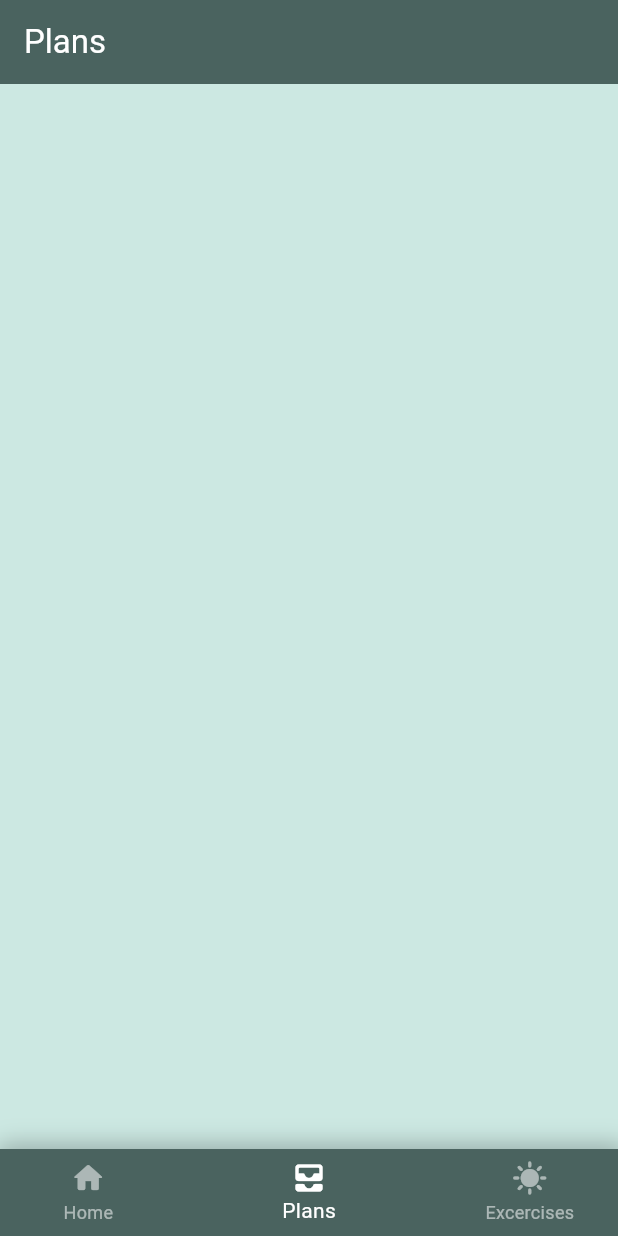
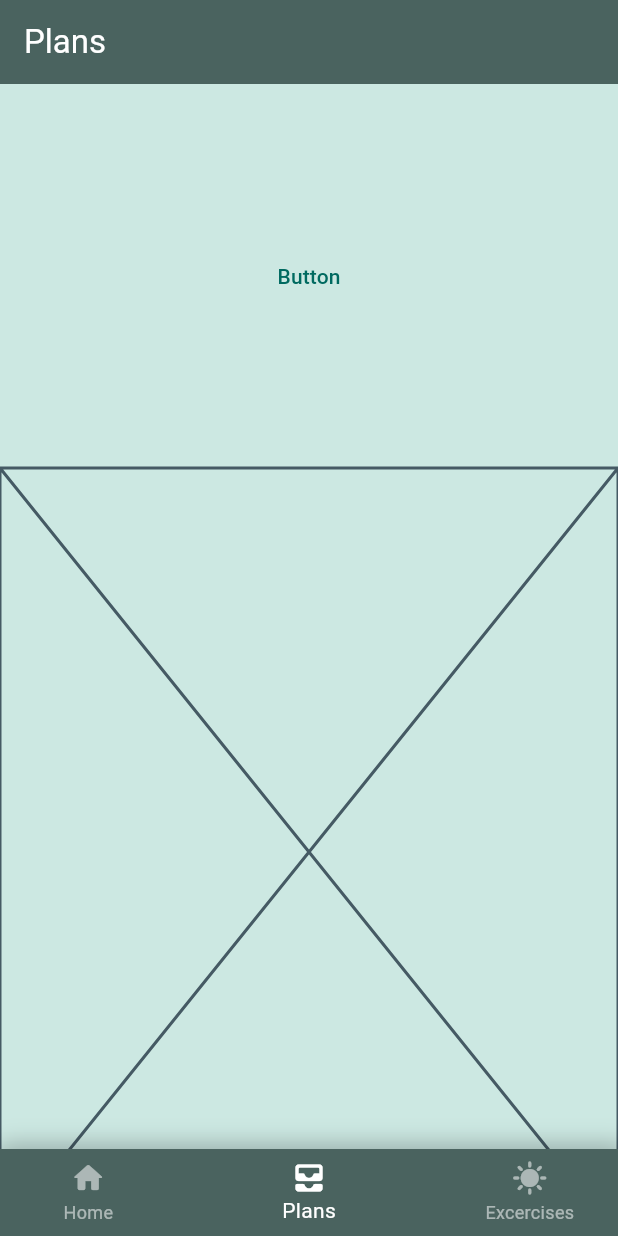
Before and after one commit to gsando/UI-Design, a Flutter app: the screen it shows after launch, item 2 of the bottom bar chosen, on a phone screen of 412 x 824 dp. Run offline on Flutter 3.47's test engine with Material 2 defaults, Android fonts, the phone set to English and light mode, and no system bars; our stand-ins replace drift, flutter_phoenix; accounts and stored records are empty; generated files the repository leaves out were written again.

Commit message:
_buildPlanGrid works, template for plan page up

```diff
--- a/lib/data.dart
+++ b/lib/data.dart
@@ -21,7 +21,8 @@ class Exercise extends Table {
 class Plan extends Table {
   //drift does not recognize List as a datatype, so it has no column >:(
   IntColumn get id => integer().autoIncrement()(); //nodeID
-  IntColumn get planID => integer()();
+  IntColumn get planID =>
+      integer()(); //a single plan will have an ID, exercises belonging to that plan will share planID
   TextColumn get title => text().withLength(min: 1, max: 100)();
   TextColumn get description => text().named('body')();
   IntColumn get minutes => integer().withDefault(const Constant(0))();
--- a/lib/planPage.dart
+++ b/lib/planPage.dart
@@ -39,7 +39,25 @@ class _PlanListState extends State<PlanList> {
         backgroundColor: Theme.of(context).colorScheme.secondary,
       ),
       body: Center(
-        child: _buildPlanGrid(),
+        child: Column(
+          mainAxisAlignment: MainAxisAlignment.center,
+          children: [
+            Expanded(
+                flex: 1,
+                child: TextButton(
+                  onPressed: () {
+                    showDialog(
+                        context: context,
+                        builder: ((context) => const AlertDialog(
+                              title: Text('Test'),
+                              content: Text('Test content'),
+                            )));
+                  },
+                  child: const Text("Button"),
+                )),
+            const Expanded(flex: 2, child: Placeholder())
+          ],
+        ),
       ),
     );
   }
```
